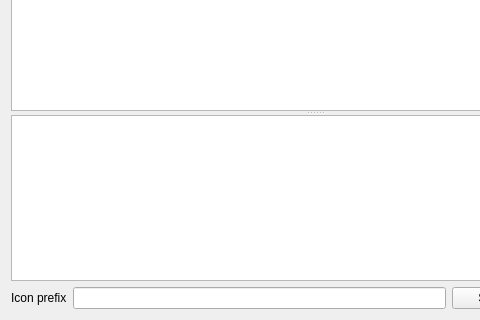
Old version of the form src/Gui/DlgIconBrowser.ui in the repository ipatch/FreeCAD; both pictures show x 0 to 480 and y 95 to 415 of the 629 by 415 pixel window.
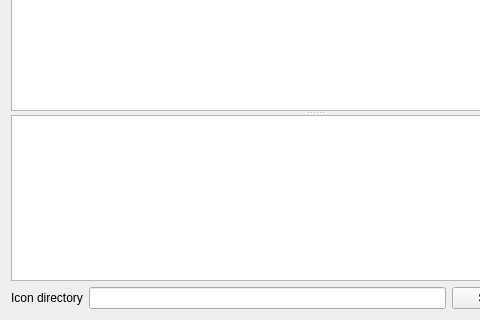
New version of the form. Custom widgets are drawn as their Qt base class.

Commit message: Gui: fix tooltip in Icon Browser

Patch:
```diff
--- a/src/Gui/DlgIconBrowser.ui
+++ b/src/Gui/DlgIconBrowser.ui
@@ -130,7 +130,7 @@
      <item>
       <widget class="QLabel" name="label">
        <property name="text">
-        <string>Icon prefix</string>
+        <string>Icon directory</string>
        </property>
       </widget>
      </item>
```
Left out of the diff: 3 changed lines with no effect on the pictures.
